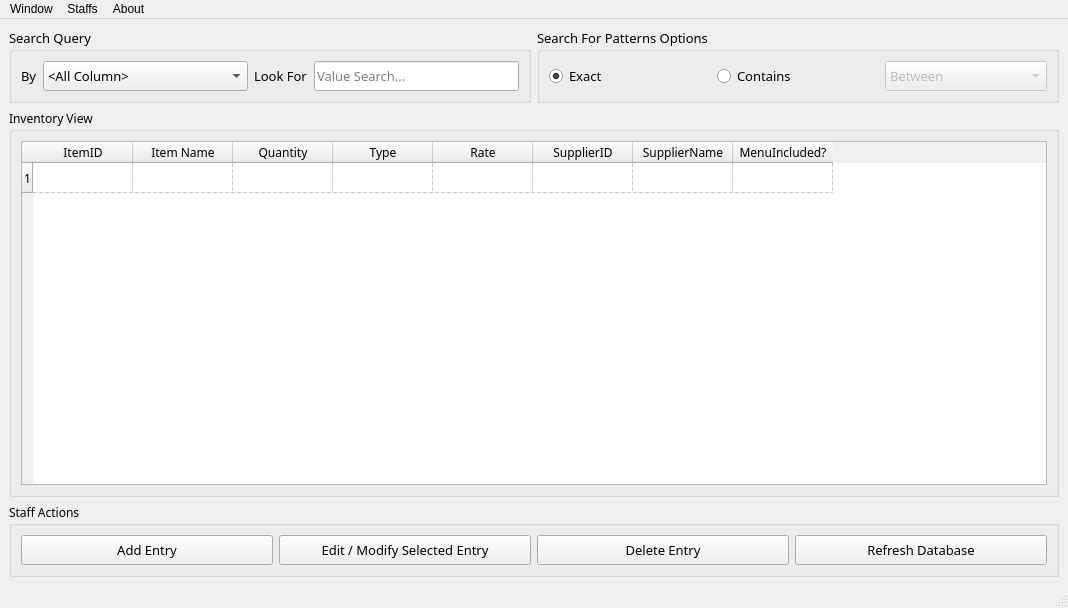
Above: Design Backend and FrontEnd/PyQt5 Prototype/Route88_InventorySystem.ui from CodexLink/Route88_HybridBusinessSystem before the change. Below: the same form after it.
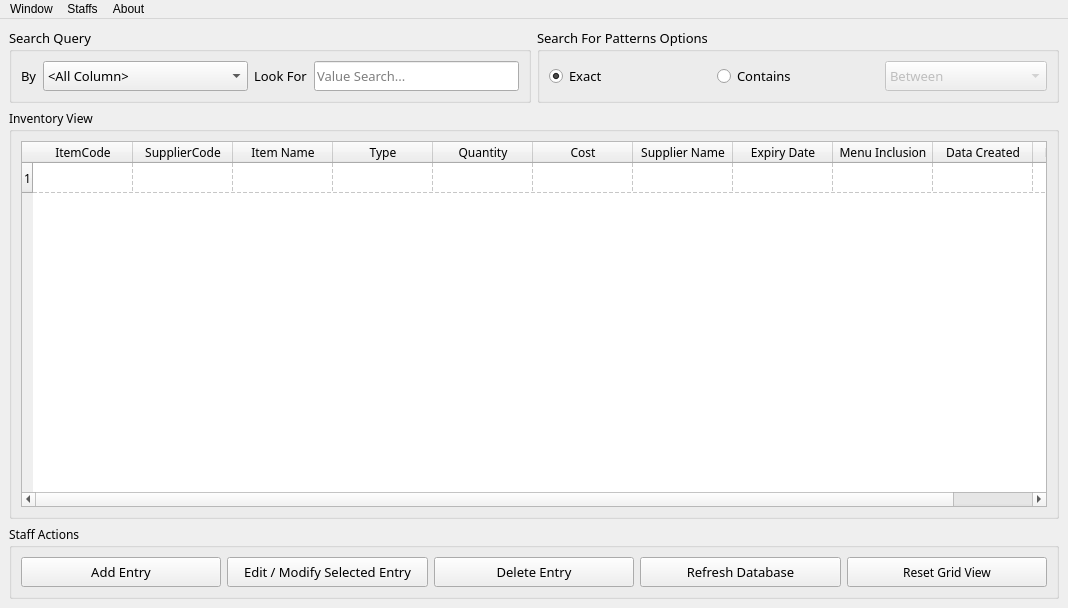
That is the form after the change. Icons and pictures are not drawn.

Commit message: [Inventory Design Progression] Added ResetView, Added Binds to Functions

The edit to the form file:
```diff
--- a/Design Backend and FrontEnd/PyQt5 Prototype/Route88_InventorySystem.ui
+++ b/Design Backend and FrontEnd/PyQt5 Prototype/Route88_InventorySystem.ui
@@ -316,7 +316,12 @@
          </row>
          <column>
           <property name="text">
-           <string>ItemID</string>
+           <string>ItemCode</string>
+          </property>
+         </column>
+         <column>
+          <property name="text">
+           <string>SupplierCode</string>
           </property>
          </column>
          <column>
@@ -324,11 +329,6 @@
            <string>Item Name</string>
           </property>
          </column>
-         <column>
-          <property name="text">
-           <string>Quantity</string>
-          </property>
-         </column>
          <column>
           <property name="text">
            <string>Type</string>
@@ -336,22 +336,37 @@
          </column>
          <column>
           <property name="text">
-           <string>Rate</string>
+           <string>Quantity</string>
           </property>
          </column>
          <column>
           <property name="text">
-           <string>SupplierID</string>
+           <string>Cost</string>
           </property>
          </column>
          <column>
           <property name="text">
-           <string>SupplierName</string>
+           <string>Supplier Name</string>
           </property>
          </column>
          <column>
           <property name="text">
-           <string>MenuIncluded?</string>
+           <string>Expiry Date</string>
+          </property>
+         </column>
+         <column>
+          <property name="text">
+           <string>Menu Inclusion</string>
+          </property>
+         </column>
+         <column>
+          <property name="text">
+           <string>Data Created</string>
+          </property>
+         </column>
+         <column>
+          <property name="text">
+           <string>Last Modified</string>
           </property>
          </column>
         </widget>
@@ -445,7 +460,7 @@
        <item>
         <widget class="QPushButton" name="StaffAct_RefreshData">
          <property name="sizePolicy">
-          <sizepolicy hsizetype="Minimum" vsizetype="Preferred">
+          <sizepolicy hsizetype="Minimum" vsizetype="Ignored">
            <horstretch>0</horstretch>
            <verstretch>0</verstretch>
           </sizepolicy>
@@ -460,6 +475,19 @@
          </property>
         </widget>
        </item>
+       <item>
+        <widget class="QPushButton" name="StaffAct_ResetView">
+         <property name="sizePolicy">
+          <sizepolicy hsizetype="Minimum" vsizetype="Ignored">
+           <horstretch>0</horstretch>
+           <verstretch>0</verstretch>
+          </sizepolicy>
+         </property>
+         <property name="text">
+          <string>Reset Grid View</string>
+         </property>
+        </widget>
+       </item>
       </layout>
      </widget>
     </item>
@@ -498,7 +526,6 @@
    <addaction name="menuStaffs"/>
    <addaction name="menuAbout"/>
   </widget>
-  <widget class="QStatusBar" name="statusbar"/>
   <action name="About_InfoSystem">
    <property name="text">
     <string>About This System...</string>
```
The commit also changes 2 other files.
